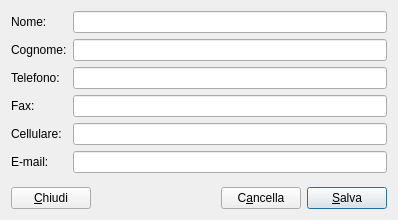
The window that moduleAgenti/agentiadddialog.ui (kvsd/Gestionale) describes before a commit, drawn with Qt 5.
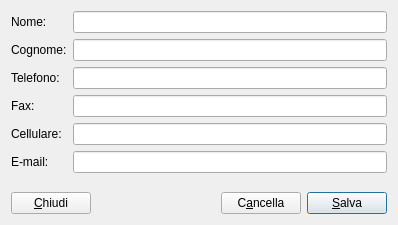
The same window after the commit.

What changed in the file:
```diff
--- a/moduleAgenti/agentiadddialog.ui
+++ b/moduleAgenti/agentiadddialog.ui
@@ -7,7 +7,7 @@
     <x>0</x>
     <y>0</y>
     <width>398</width>
-    <height>220</height>
+    <height>225</height>
    </rect>
   </property>
   <property name="windowTitle">
```
Left out of the diff: 91 changed lines with no effect on the pictures.
